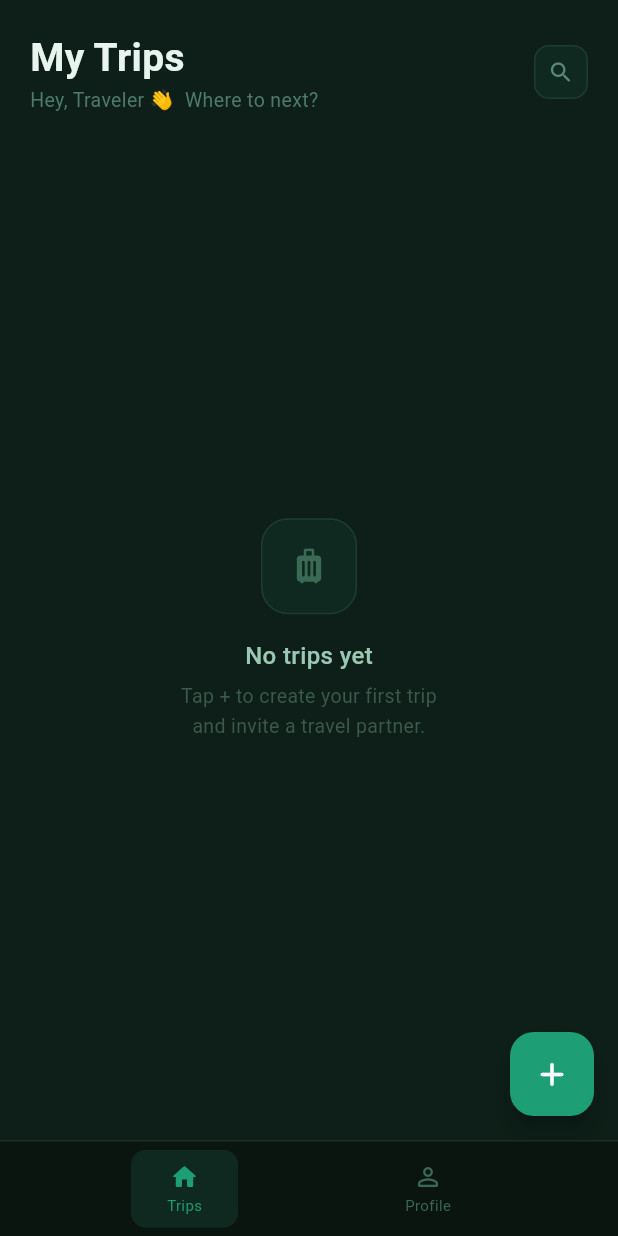
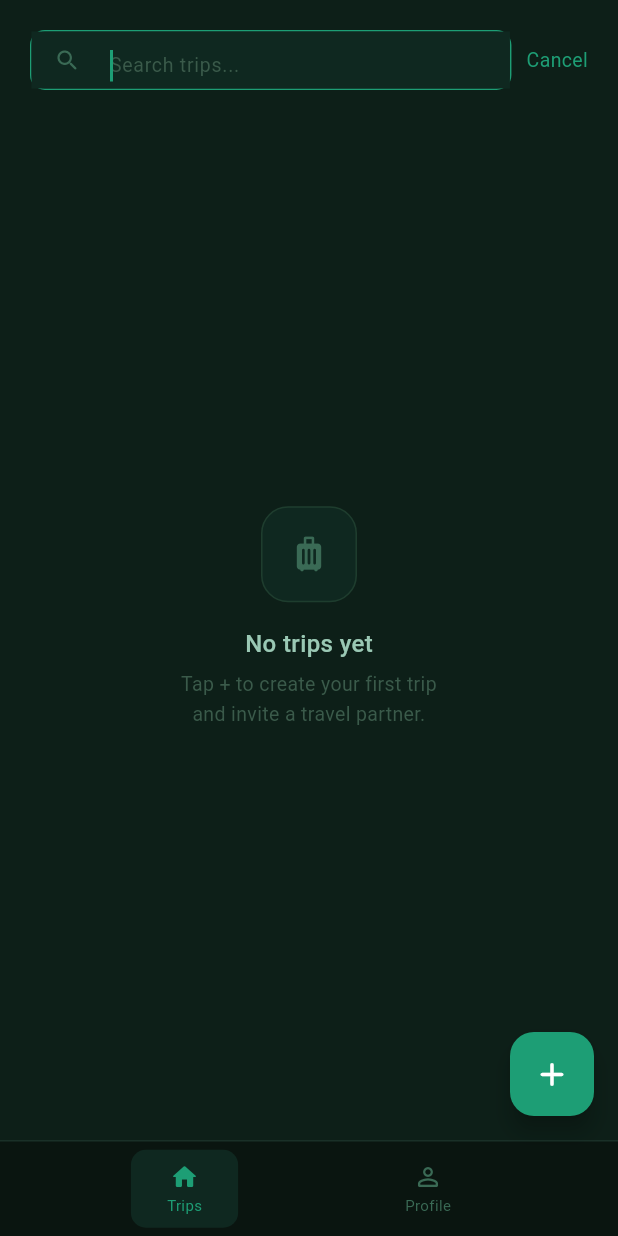
Before and after one commit to samia21-04/project2, a Flutter app: the HomeScreen screen opened by its route, after a tap on the "search" icon, on a phone screen of 412 x 824 dp. Run offline on Flutter 3.47's test engine with Material 3 defaults, Android fonts, the phone set to English and light mode, and no system bars; our stand-ins replace cloud_firestore, firebase_auth, firebase_core, firebase_storage, image_picker; accounts and stored records are empty.

Commit message:
Added Search functinality

```diff
--- a/lib/screens/home/home_screen.dart
+++ b/lib/screens/home/home_screen.dart
@@ -14,6 +14,15 @@ class HomeScreen extends StatefulWidget {
 
 class _HomeScreenState extends State<HomeScreen> {
   final _uid = FirebaseAuth.instance.currentUser!.uid;
+  bool _searchActive = false;
+  String _searchQuery = '';
+  final _searchController = TextEditingController();
+
+  @override
+  void dispose() {
+    _searchController.dispose();
+    super.dispose();
+  }
 
   String get _firstName {
     final name = FirebaseAuth.instance.currentUser?.displayName ?? '';
@@ -27,6 +36,16 @@ class _HomeScreenState extends State<HomeScreen> {
         .orderBy('startDate')
         .snapshots()
         .map((snap) => snap.docs.map((d) => Trip.fromDoc(d)).toList());
+  }
+
+  List<Trip> _filterTrips(List<Trip> trips) {
+    if (_searchQuery.isEmpty) return trips;
+    final q = _searchQuery.toLowerCase();
+    return trips.where((t) {
+      return t.name.toLowerCase().contains(q) ||
+          t.destination.toLowerCase().contains(q) ||
+          t.tripType.toLowerCase().contains(q);
+    }).toList();
   }
 
   void _openCreateTrip() {
@@ -48,26 +67,7 @@ class _HomeScreenState extends State<HomeScreen> {
             // Top bar
             Padding(
               padding: const EdgeInsets.fromLTRB(20, 20, 20, 4),
-              child: Row(
-                children: [
-                  Expanded(
-                    child: Column(
-                      crossAxisAlignment: CrossAxisAlignment.start,
-                      children: [
-                        const Text('My Trips',
-                            style: TextStyle(
-                                fontSize: 26,
-                                fontWeight: FontWeight.w700,
-                                color: Color(0xFFE8F5EF))),
-                        Text('Hey, $_firstName 👋  Where to next?',
-                            style: const TextStyle(
-                                fontSize: 13, color: Color(0xFF4D7A6A))),
-                      ],
-                    ),
-                  ),
-                  _iconBtn(Icons.search_rounded, onTap: () {}),
-                ],
-              ),
+              child: _searchActive ? _searchBar() : _topBar(),
             ),
 
             // Trip list
@@ -80,8 +80,14 @@ class _HomeScreenState extends State<HomeScreen> {
                         child: CircularProgressIndicator(
                             color: Color(0xFF1D9E75), strokeWidth: 2));
                   }
-                  final trips = snap.data ?? [];
-                  if (trips.isEmpty) return _emptyState();
+                  final allTrips = snap.data ?? [];
+                  final trips = _filterTrips(allTrips);
+
+                  if (allTrips.isEmpty) return _emptyState();
+
+                  if (trips.isEmpty && _searchQuery.isNotEmpty) {
+                    return _noResultsState();
+                  }
 
                   final now = DateTime.now();
                   final upcoming =
@@ -121,6 +127,110 @@ class _HomeScreenState extends State<HomeScreen> {
       bottomNavigationBar: _bottomNav(),
     );
   }
+
+  // ── Top bar & Search ───────────────────────────────────────────────────
+
+  Widget _topBar() {
+    return Row(
+      children: [
+        Expanded(
+          child: Column(
+            crossAxisAlignment: CrossAxisAlignment.start,
+            children: [
+              const Text('My Trips',
+                  style: TextStyle(
+                      fontSize: 26,
+                      fontWeight: FontWeight.w700,
+                      color: Color(0xFFE8F5EF))),
+              Text('Hey, $_firstName 👋  Where to next?',
+                  style: const TextStyle(
+                      fontSize: 13, color: Color(0xFF4D7A6A))),
+            ],
+          ),
+        ),
+        _iconBtn(Icons.search_rounded, onTap: () {
+          setState(() => _searchActive = true);
+        }),
+      ],
+    );
+  }
+
+  Widget _searchBar() {
+    return Row(
+      children: [
+        Expanded(
+          child: Container(
+            height: 40,
+            decoration: BoxDecoration(
+              color: const Color(0xFF0F2820),
+              borderRadius: BorderRadius.circular(10),
+              border: Border.all(color: const Color(0xFF1D9E75)),
+            ),
+            child: TextField(
+              controller: _searchController,
+              autofocus: true,
+              style: const TextStyle(fontSize: 14, color: Color(0xFFE8F5EF)),
+              decoration: const InputDecoration(
+                hintText: 'Search trips...',
+                hintStyle: TextStyle(color: Color(0xFF3A5A4A), fontSize: 13),
+                prefixIcon: Icon(Icons.search_rounded,
+                    color: Color(0xFF3A6A55), size: 18),
+                border: InputBorder.none,
+                contentPadding: EdgeInsets.symmetric(vertical: 10),
+              ),
+              onChanged: (val) => setState(() => _searchQuery = val),
+            ),
+          ),
+        ),
+        const SizedBox(width: 10),
+        GestureDetector(
+          onTap: () {
+            setState(() {
+              _searchActive = false;
+              _searchQuery = '';
+              _searchController.clear();
+            });
+          },
+          child: const Text('Cancel',
+              style: TextStyle(fontSize: 13, color: Color(0xFF1D9E75))),
+        ),
+      ],
+    );
+  }
+
+  Widget _noResultsState() => Center(
+    child: Padding(
+      padding: const EdgeInsets.all(32),
+      child: Column(
+        mainAxisAlignment: MainAxisAlignment.center,
+        children: [
+          Container(
+            width: 64, height: 64,
+            decoration: BoxDecoration(
+              color: const Color(0xFF0F2820),
+              borderRadius: BorderRadius.circular(18),
+              border: Border.all(color: const Color(0xFF1E3D2E)),
+            ),
+            child: const Icon(Icons.search_off_rounded,
+                color: Color(0xFF3A6A55), size: 28),
+          ),
+          const SizedBox(height: 16),
+          const Text('No trips found',
+              style: TextStyle(
+                  fontSize: 16,
+                  color: Color(0xFF9AC8B4),
+                  fontWeight: FontWeight.w500)),
+          const SizedBox(height: 6),
+          const Text('Try searching by destination, name, or trip type.',
+              textAlign: TextAlign.center,
+              style: TextStyle(
+                  fontSize: 13,
+                  color: Color(0xFF3A5A4A),
+                  height: 1.5)),
+        ],
+      ),
+    ),
+  );
 
   // ── Widgets ────────────────────────────────────────────────────────────
 
@@ -321,7 +431,7 @@ class _HomeScreenState extends State<HomeScreen> {
   );
 
   Widget _navItem(IconData icon, String label, int index) {
-    final active = index == 0; // Home is always active on this screen
+    final active = index == 0;
     return GestureDetector(
       onTap: () {
         if (index == 1) Navigator.pushNamed(context, '/profile');
```
